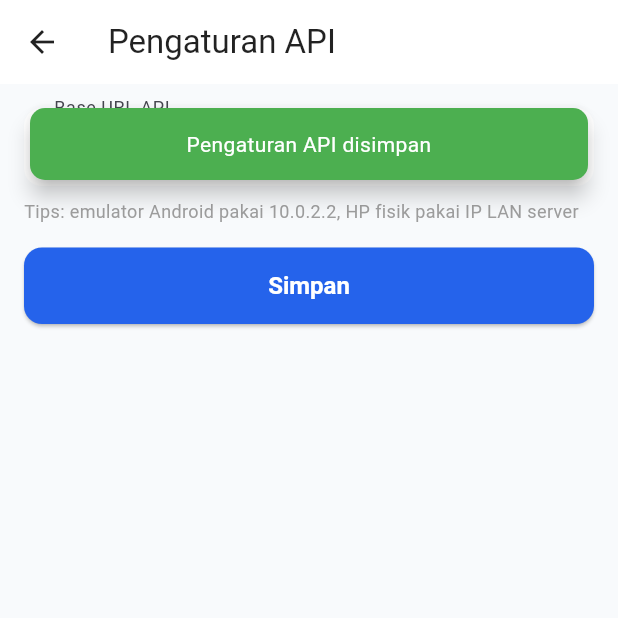
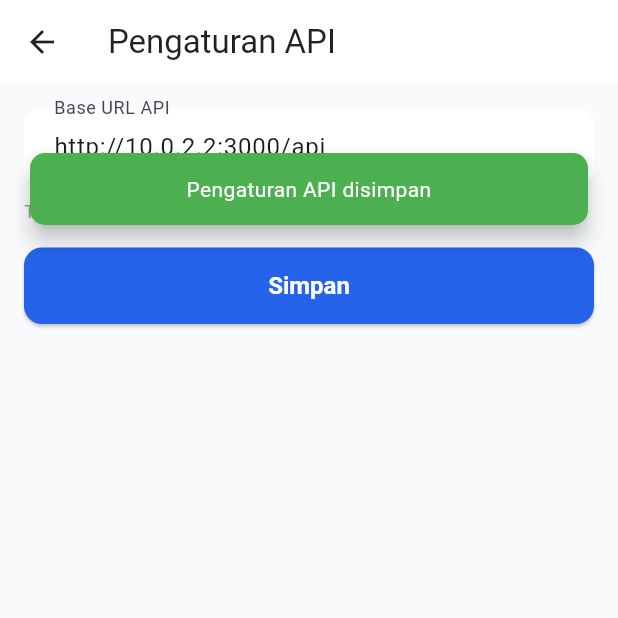
Before and after one commit to someyaka555/StockFlow, a Flutter app: the SettingsPage screen opened directly, after a tap on "Simpan", on a phone screen of 412 x 824 dp, the top half of it. Run offline on Flutter 3.47's test engine with Material 3 defaults, Android fonts, the phone set to English and light mode, and no system bars; our stand-ins replace dio, shared_preferences; accounts and stored records are empty; network calls fail.

Commit message:
Add files via upload

```diff
--- a/mobile/lib/ui/admin/admin_dashboard.dart
+++ b/mobile/lib/ui/admin/admin_dashboard.dart
@@ -3,7 +3,6 @@ import 'package:provider/provider.dart';
 import 'package:flutter/services.dart';
 import '../../core/theme.dart';
 import '../../providers/auth_provider.dart';
-import '../user/user_dashboard.dart';
 import '../shared/profile_page.dart';
 import 'user_management_page.dart';
 import 'settings_page.dart';
--- a/mobile/lib/ui/admin/settings_page.dart
+++ b/mobile/lib/ui/admin/settings_page.dart
@@ -1,5 +1,6 @@
 import 'package:flutter/material.dart';
 import 'package:provider/provider.dart';
+import '../../core/ui_helpers.dart';
 import '../../providers/settings_provider.dart';
 
 class SettingsPage extends StatefulWidget {
@@ -41,17 +42,7 @@ class _SettingsPageState extends State<SettingsPage> {
               child: ElevatedButton(
                 onPressed: () async {
                   await context.read<SettingsProvider>().save(_url.text.trim());
-                  if (mounted) {
-                    ScaffoldMessenger.of(context).showSnackBar(
-                      SnackBar(
-                        content: const Text('Pengaturan API disimpan', textAlign: TextAlign.center, style: TextStyle(color: Colors.white)),
-                        backgroundColor: Colors.green,
-                        behavior: SnackBarBehavior.floating,
-                        margin: EdgeInsets.only(top: 20, left: 20, right: 20, bottom: MediaQuery.of(context).size.height - 120),
-                        shape: RoundedRectangleBorder(borderRadius: BorderRadius.circular(10)),
-                      ),
-                    );
-                  }
+                  if (mounted) AppSnackBar.success(context, 'Pengaturan API disimpan');
                 },
                 child: const Text('Simpan'),
               ),
```
Also changed, not shown: mobile/lib/ui/admin/user_management_page.dart (+5 -16 lines).
